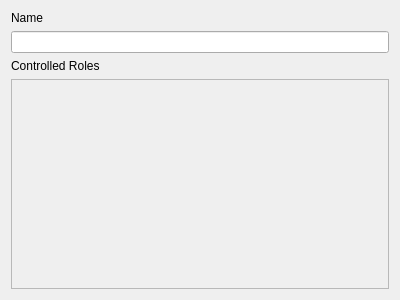
This is SimpleManager/RoleManagerItem.ui in CreativeMetalCat/SimpleManager as Qt 5 draws it before an edit. The edited form follows.
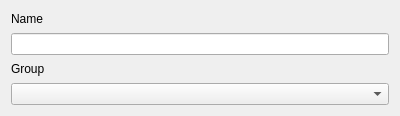
This is the edited form.

The edit to the form file:
```diff
--- a/SimpleManager/RoleManagerItem.ui
+++ b/SimpleManager/RoleManagerItem.ui
@@ -7,7 +7,7 @@
     <x>0</x>
     <y>0</y>
     <width>400</width>
-    <height>300</height>
+    <height>116</height>
    </rect>
   </property>
   <property name="windowTitle">
@@ -27,26 +27,12 @@
    <item>
     <widget class="QLabel" name="label_2">
      <property name="text">
-      <string>Controlled Roles</string>
+      <string>Group </string>
      </property>
     </widget>
    </item>
    <item>
-    <widget class="QScrollArea" name="scrollArea_Roles">
-     <property name="widgetResizable">
-      <bool>true</bool>
-     </property>
-     <widget class="QWidget" name="scrollAreaWidgetContents">
-      <property name="geometry">
-       <rect>
-        <x>0</x>
-        <y>0</y>
-        <width>380</width>
-        <height>216</height>
-       </rect>
-      </property>
-     </widget>
-    </widget>
+    <widget class="QComboBox" name="comboBox"/>
    </item>
   </layout>
  </widget>
```
